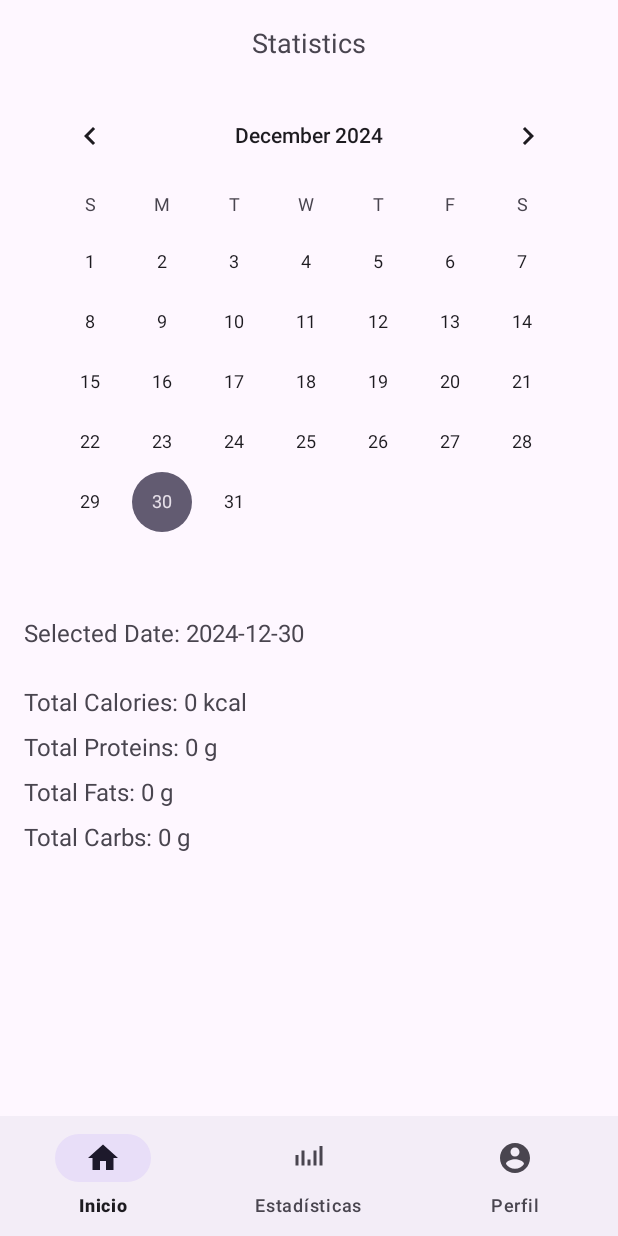
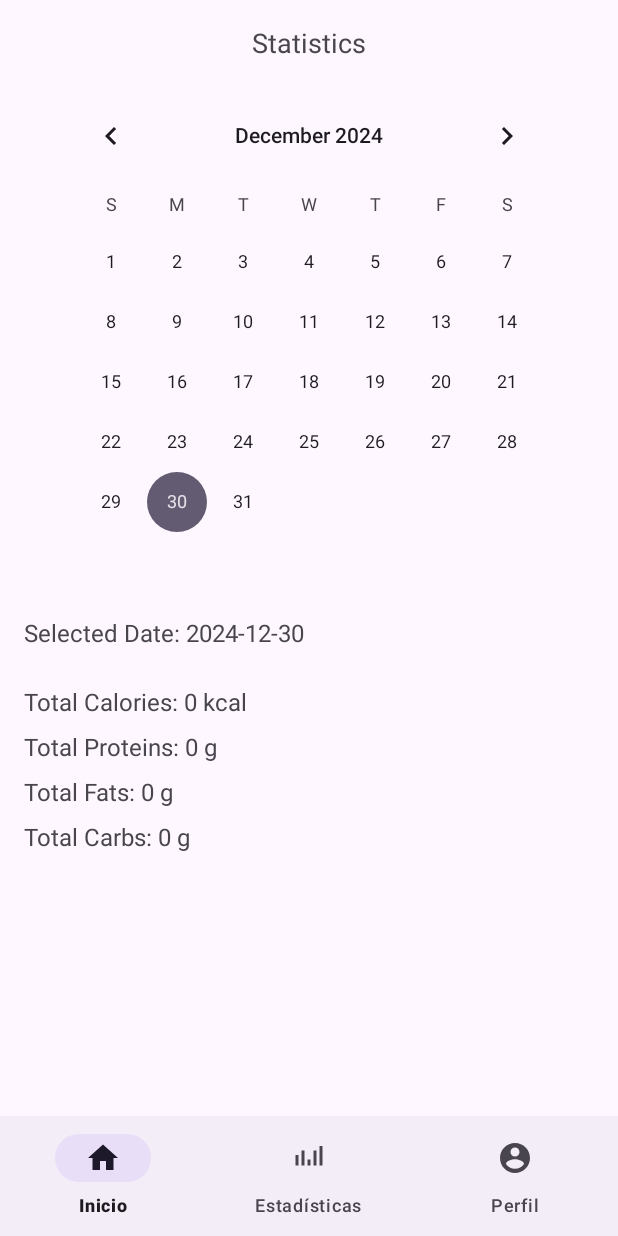
Before and after one commit to andresruiiz/FoodCalendar, an Android app built with Jetpack Compose: the StatisticsActivity screen opened directly, with no data from a screen before it, on a phone screen of 412 x 824 dp. Run offline under Robolectric (Android 15) with nearby library versions, the phone set to English and light mode, and no system bars.

Commit message:
Small UI fixes
Co-Authored-By: Mel-Nicolo <124881113+Mel-Nicolo@users.noreply.github.com>

```diff
--- a/app/src/main/res/layout/activity_statistics.xml
+++ b/app/src/main/res/layout/activity_statistics.xml
@@ -9,7 +9,8 @@
         android:layout_width="match_parent"
         android:layout_height="match_parent"
         android:orientation="vertical"
-        android:padding="16dp">
+        android:padding="16dp"
+        android:layout_above="@id/bottom_nav_fragment">
 
         <TextView
             android:id="@+id/statisticsTitle"
@@ -22,8 +23,9 @@
 
         <CalendarView
             android:id="@+id/calendarView"
-            android:layout_width="match_parent"
+            android:layout_width="wrap_content"
             android:layout_height="wrap_content"
+            android:layout_gravity="center_horizontal"
             android:layout_marginBottom="16dp" />
 
         <TextView
@@ -64,14 +66,15 @@
             android:layout_height="wrap_content"
             android:textSize="16sp"
             android:layout_marginTop="8dp"
+            android:layout_marginBottom="16dp"
             android:text="@string/total_carbs" />
 
         <ListView
             android:id="@+id/mealsListView"
             android:layout_width="match_parent"
-            android:layout_height="0dp"
-            android:layout_weight="1"
-            android:dividerHeight="1dp" />
+            android:layout_height="wrap_content"
+            android:dividerHeight="1dp"
+            android:layout_weight="1" />
     </LinearLayout>
 
     <fragment
```
